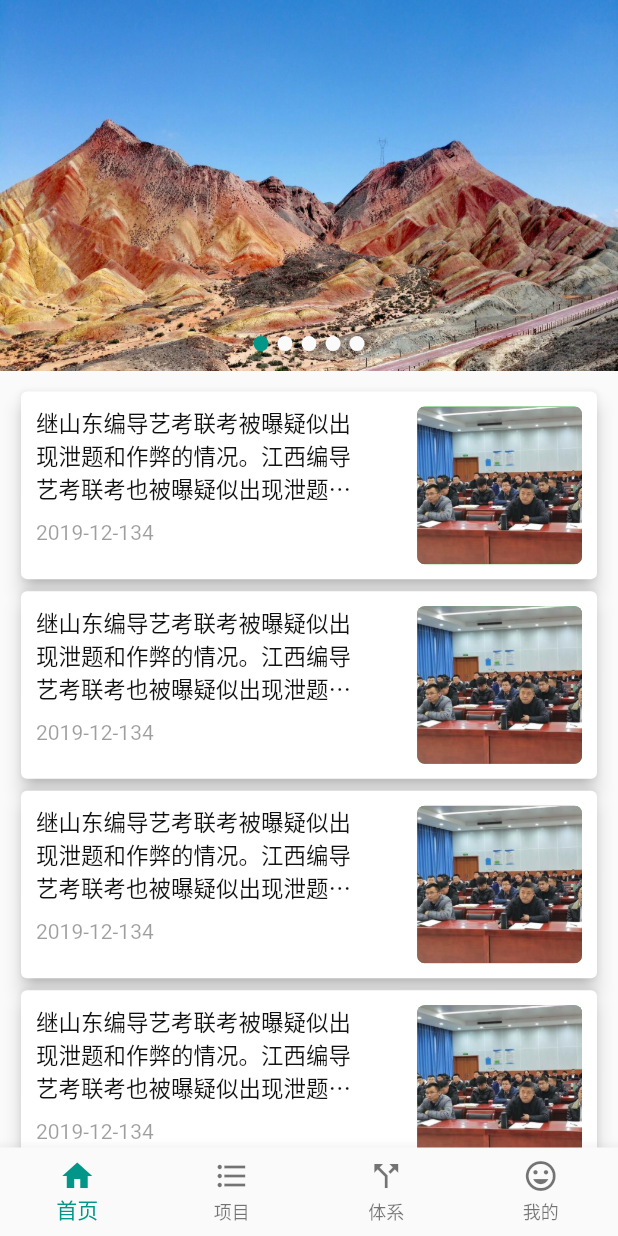
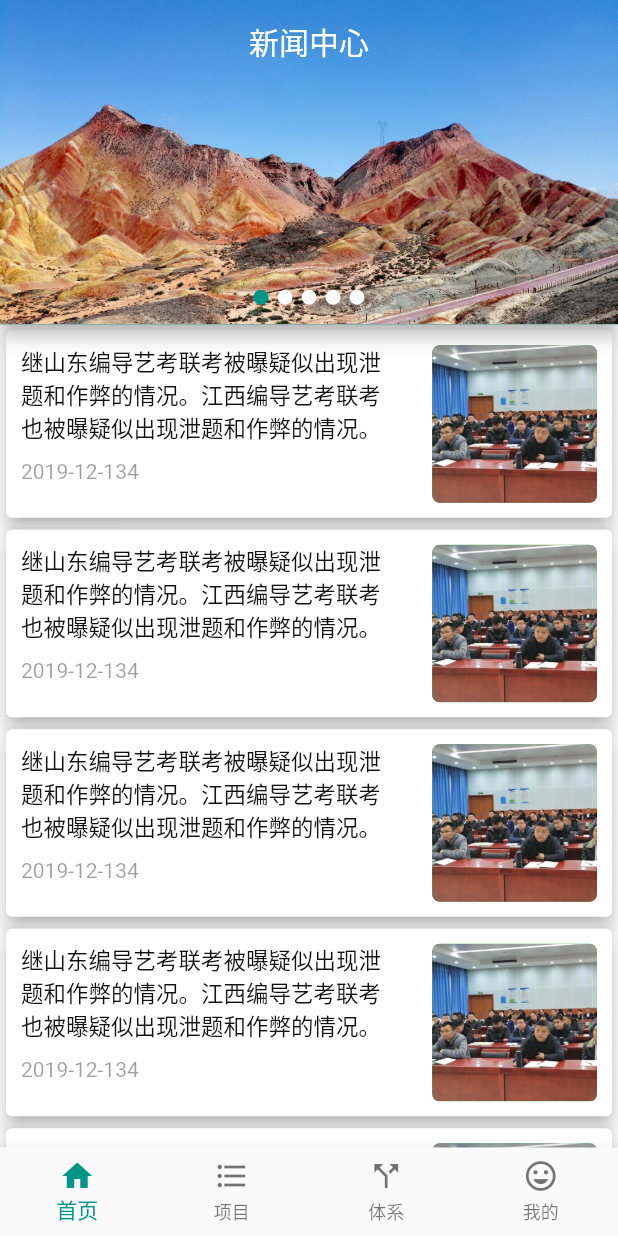
Before and after one commit to huajian123/bceet, a Flutter app: the screen it shows after launch, on a phone screen of 412 x 824 dp. Run offline on Flutter 3.47's test engine with Material 2 defaults, Android fonts, the phone set to English and light mode, and no system bars; our stand-ins replace fluro, flutter_screenutil, flutter_swiper; statements that could not run were skipped.

```diff
--- a/lib/pages/home_page/home.dart
+++ b/lib/pages/home_page/home.dart
@@ -7,14 +7,58 @@ class HomePage extends StatelessWidget {
   Widget build(BuildContext context) {
     return Container(
         child: Scaffold(
-            body: Container(
-      child: Column(
-        children: <Widget>[
-          SwiperDiy(),
-          NewsList(),
-        ],
-      ),
-    )));
+            body: CustomScrollView(
+              //“预加载”的区域,0.0 为关闭预加载
+              cacheExtent: 1.0,
+              physics:AlwaysScrollableScrollPhysics(),//滑动阻尼效果
+              slivers: <Widget>[
+                SliverAppBar(
+                    title: Text("新闻中心"),
+                    expandedHeight: ScreenUtil().setHeight(350.0),
+                    floating: false,
+                    pinned: true,
+                    snap: false,
+                   flexibleSpace: FlexibleSpaceBar(
+                       collapseMode:CollapseMode.parallax ,
+                     background: SwiperDiy(),
+                   ),
+                    forceElevated: true,
+                    elevation: 5.0,
+                    centerTitle:true,
+
+                  // elevation:14.0
+                ),
+                SliverList(
+                    delegate: SliverChildListDelegate(
+                        [
+                          NewsItem(),
+                          NewsItem(),
+                          NewsItem(),
+                          NewsItem(),
+                          NewsItem(),
+                          NewsItem(),
+                          NewsItem(),
+                          NewsItem(),
+                          NewsItem(),
+                          NewsItem(),
+                          NewsItem(),
+                          NewsItem(),
+                        ]
+                    )
+                )
+              ],
+            )
+        )
+    );
+
+//            Container(
+//      child: Column(
+//        children: <Widget>[
+//          SwiperDiy(),
+//          NewsList(),
+//        ],
+//      ),
+//    )));
   }
 }
 
@@ -75,9 +119,7 @@ class NewsItem extends StatelessWidget {
                       Text(
                         '2019-12-134',
                         textAlign: TextAlign.left,
-                        style: TextStyle(
-                          color: Colors.black38
-                        ),
+                        style: TextStyle(color: Colors.black38),
                       )
                     ],
                   ),
```
